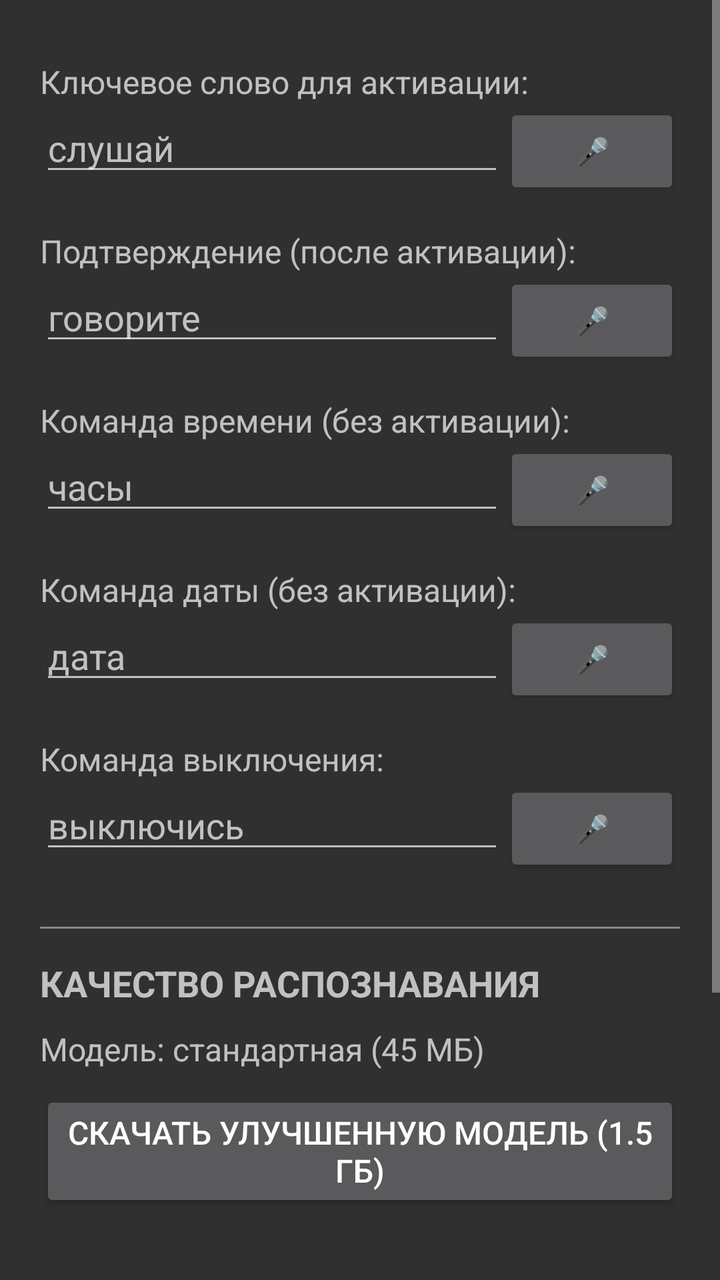
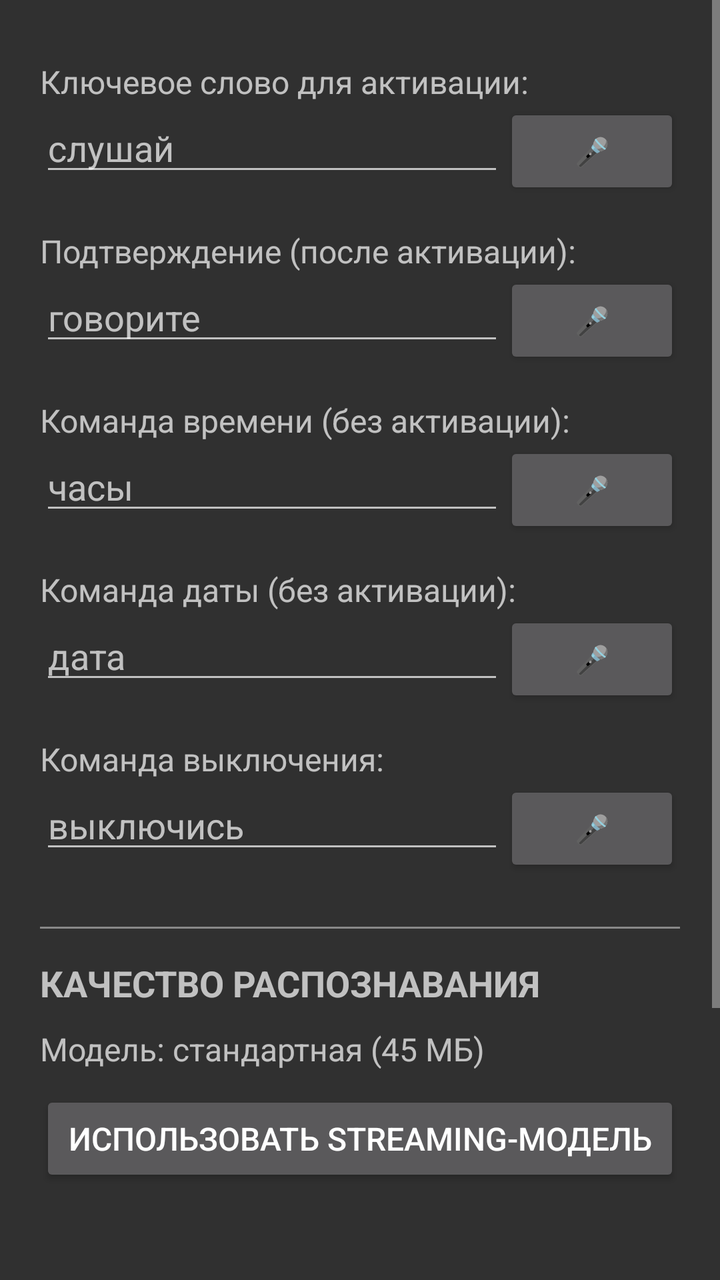

The first picture is an Android layout as it rendered before a commit; the second is the same layout after the commit. The layout source and the unified diff follow.
<!-- AndroidManifest.xml: application theme Theme.AppCompat.NoActionBar -->
<!-- res/layout/activity_settings.xml -->
<?xml version="1.0" encoding="utf-8"?>
<ScrollView xmlns:android="http://schemas.android.com/apk/res/android"
    android:layout_width="match_parent"
    android:layout_height="match_parent">

    <LinearLayout
        android:layout_width="match_parent"
        android:layout_height="wrap_content"
        android:orientation="vertical"
        android:padding="20dp">

        <TextView
            android:layout_width="match_parent"
            android:layout_height="wrap_content"
            android:text="Ключевое слово для активации:"
            android:textSize="16sp"
            android:paddingTop="10dp" />

        <LinearLayout
            android:layout_width="match_parent"
            android:layout_height="wrap_content"
            android:orientation="horizontal">

            <EditText
                android:id="@+id/editActivation"
                android:layout_width="0dp"
                android:layout_height="wrap_content"
                android:layout_weight="1"
                android:hint="слушай"
                android:textSize="18sp" />

            <Button
                android:id="@+id/btnRecordActivation"
                android:layout_width="wrap_content"
                android:layout_height="wrap_content"
                android:text="🎤" />
        </LinearLayout>

        <TextView
            android:layout_width="match_parent"
            android:layout_height="wrap_content"
            android:text="Подтверждение (после активации):"
            android:textSize="16sp"
            android:paddingTop="15dp" />

        <LinearLayout
            android:layout_width="match_parent"
            android:layout_height="wrap_content"
            android:orientation="horizontal">

            <EditText
                android:id="@+id/editConfirm"
                android:layout_width="0dp"
                android:layout_height="wrap_content"
                android:layout_weight="1"
                android:hint="говорите"
                android:textSize="18sp" />

            <Button
                android:id="@+id/btnRecordConfirm"
                android:layout_width="wrap_content"
                android:layout_height="wrap_content"
                android:text="🎤" />
        </LinearLayout>

        <TextView
            android:layout_width="match_parent"
            android:layout_height="wrap_content"
            android:text="Команда времени (без активации):"
            android:textSize="16sp"
            android:paddingTop="15dp" />

        <LinearLayout
            android:layout_width="match_parent"
            android:layout_height="wrap_content"
            android:orientation="horizontal">

            <EditText
                android:id="@+id/editTime"
                android:layout_width="0dp"
                android:layout_height="wrap_content"
                android:layout_weight="1"
                android:hint="часы"
                android:textSize="18sp" />

            <Button
                android:id="@+id/btnRecordTime"
                android:layout_width="wrap_content"
                android:layout_height="wrap_content"
                android:text="🎤" />
        </LinearLayout>

        <TextView
            android:layout_width="match_parent"
            android:layout_height="wrap_content"
            android:text="Команда даты (без активации):"
            android:textSize="16sp"
            android:paddingTop="15dp" />

        <LinearLayout
            android:layout_width="match_parent"
            android:layout_height="wrap_content"
            android:orientation="horizontal">

            <EditText
                android:id="@+id/editDate"
                android:layout_width="0dp"
                android:layout_height="wrap_content"
                android:layout_weight="1"
                android:hint="дата"
                android:textSize="18sp" />

            <Button
                android:id="@+id/btnRecordDate"
                android:layout_width="wrap_content"
                android:layout_height="wrap_content"
                android:text="🎤" />
        </LinearLayout>

        <TextView
            android:layout_width="match_parent"
            android:layout_height="wrap_content"
            android:text="Команда выключения:"
            android:textSize="16sp"
            android:paddingTop="15dp" />

        <LinearLayout
            android:layout_width="match_parent"
            android:layout_height="wrap_content"
            android:orientation="horizontal">

            <EditText
                android:id="@+id/editShutdown"
                android:layout_width="0dp"
                android:layout_height="wrap_content"
                android:layout_weight="1"
                android:hint="выключись"
                android:textSize="18sp" />

            <Button
                android:id="@+id/btnRecordShutdown"
                android:layout_width="wrap_content"
                android:layout_height="wrap_content"
                android:text="🎤" />
        </LinearLayout>

        <View
            android:layout_width="match_parent"
            android:layout_height="1dp"
            android:layout_marginTop="25dp"
            android:background="#888888" />

        <TextView
            android:layout_width="match_parent"
            android:layout_height="wrap_content"
            android:layout_marginTop="15dp"
            android:text="КАЧЕСТВО РАСПОЗНАВАНИЯ"
            android:textSize="18sp"
            android:textStyle="bold" />

        <TextView
            android:id="@+id/modelStatusText"
            android:layout_width="match_parent"
            android:layout_height="wrap_content"
            android:layout_marginTop="10dp"
            android:text="Модель: стандартная (45 МБ)"
            android:textSize="16sp" />

        <Button
            android:id="@+id/btnDownloadLarge"
            android:layout_width="match_parent"
            android:layout_height="wrap_content"
            android:layout_marginTop="10dp"
            android:text="СКАЧАТЬ УЛУЧШЕННУЮ МОДЕЛЬ (1.5 ГБ)"
            android:textSize="16sp" />

        <Button
            android:id="@+id/btnToggleLarge"
            android:layout_width="match_parent"
            android:layout_height="wrap_content"
            android:layout_marginTop="5dp"
            android:text="Использовать улучшенную модель"
            android:textSize="16sp"
            android:visibility="gone" />

        <Button
            android:id="@+id/btnDeleteLarge"
            android:layout_width="match_parent"
            android:layout_height="wrap_content"
            android:layout_marginTop="5dp"
            android:text="УДАЛИТЬ УЛУЧШЕННУЮ МОДЕЛЬ"
            android:textSize="16sp"
            android:visibility="gone" />

        <TextView
            android:id="@+id/statusText"
            android:layout_width="match_parent"
            android:layout_height="wrap_content"
            android:layout_marginTop="20dp"
            android:text=""
            android:textSize="18sp"
            android:textStyle="bold"
            android:textColor="#0066CC" />

        <Button
            android:id="@+id/btnSave"
            android:layout_width="match_parent"
            android:layout_height="60dp"
            android:layout_marginTop="25dp"
            android:text="СОХРАНИТЬ"
            android:textSize="18sp" />

        <Button
            android:id="@+id/btnBack"
            android:layout_width="match_parent"
            android:layout_height="60dp"
            android:layout_marginTop="10dp"
            android:text="НАЗАД"
            android:textSize="18sp" />

    </LinearLayout>
</ScrollView>
<!-- resources referenced by this layout -->
<resources>

</resources>

<!-- the commit's change to res/layout/activity_settings.xml (unified diff, before → after) -->
@@ -144,7 +144,7 @@
                 android:text="🎤" />
         </LinearLayout>
 
-        <View
+                <View
             android:layout_width="match_parent"
             android:layout_height="1dp"
             android:layout_marginTop="25dp"
@@ -171,26 +171,8 @@
             android:layout_width="match_parent"
             android:layout_height="wrap_content"
             android:layout_marginTop="10dp"
-            android:text="СКАЧАТЬ УЛУЧШЕННУЮ МОДЕЛЬ (1.5 ГБ)"
+            android:text="ИСПОЛЬЗОВАТЬ STREAMING-МОДЕЛЬ"
             android:textSize="16sp" />
-
-        <Button
-            android:id="@+id/btnToggleLarge"
-            android:layout_width="match_parent"
-            android:layout_height="wrap_content"
-            android:layout_marginTop="5dp"
-            android:text="Использовать улучшенную модель"
-            android:textSize="16sp"
-            android:visibility="gone" />
-
-        <Button
-            android:id="@+id/btnDeleteLarge"
-            android:layout_width="match_parent"
-            android:layout_height="wrap_content"
-            android:layout_marginTop="5dp"
-            android:text="УДАЛИТЬ УЛУЧШЕННУЮ МОДЕЛЬ"
-            android:textSize="16sp"
-            android:visibility="gone" />
 
         <TextView
             android:id="@+id/statusText"
